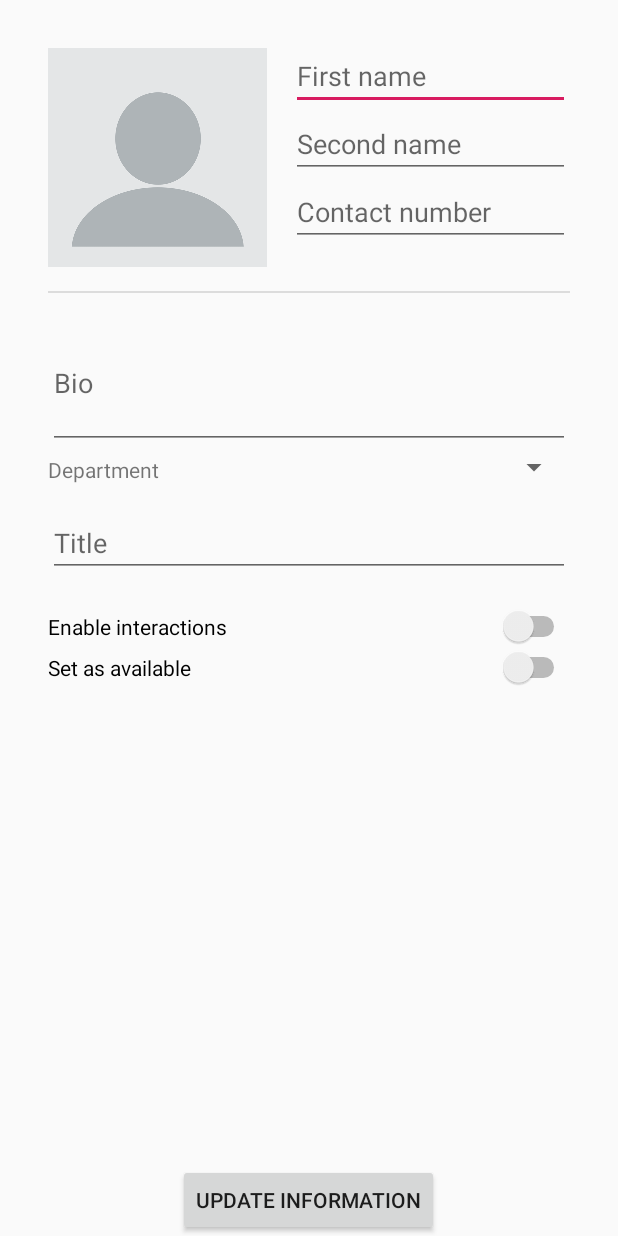
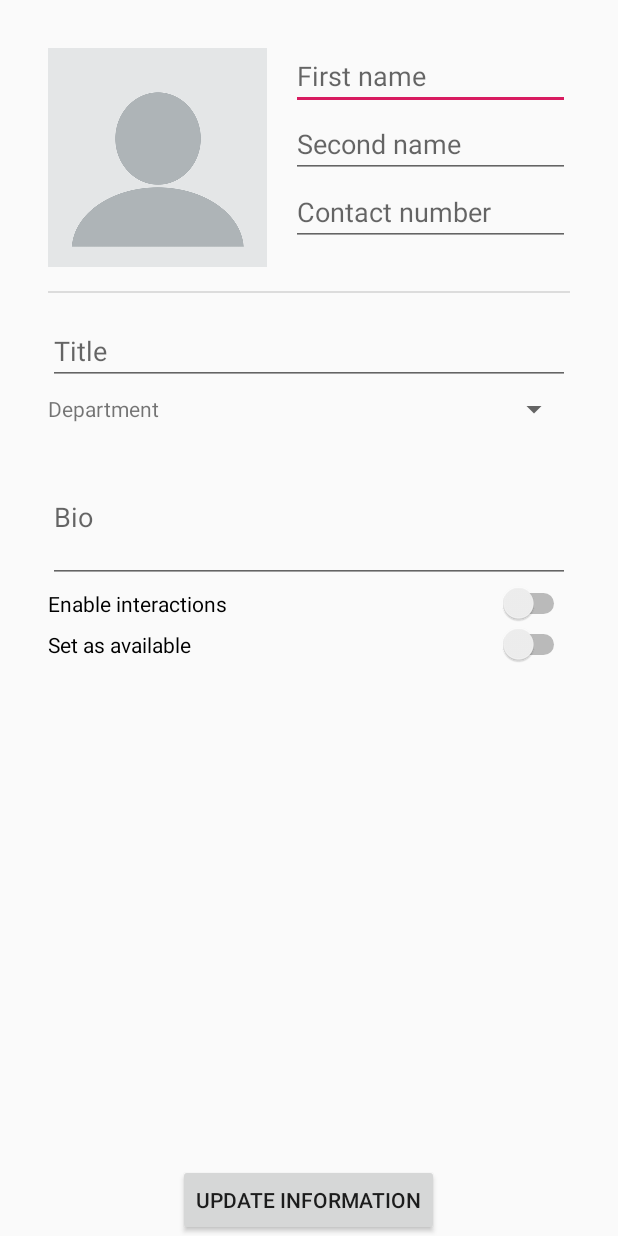
Before and after one commit to grufelous/ProInteractOfficer, an Android app: the layout officer_setup_layout.xml on its own in the app's theme, with its tools: preview values and no code run, on a phone screen of 412 x 824 dp. Run offline under Robolectric (Android 15) with nearby library versions, the phone set to English and light mode, and no system bars.

Commit message:
added code for setup2

```diff
--- a/app/build.gradle
+++ b/app/build.gradle
@@ -36,6 +36,7 @@ dependencies {
         mixed results*/
     implementation 'com.google.firebase:firebase-auth:16.1.0'
     implementation 'com.google.firebase:firebase-database:16.0.6'
+    implementation 'com.google.firebase:firebase-storage:16.0.5'
 
     // FirebaseUI for Firebase Realtime Database
     //implementation 'com.firebaseui:firebase-ui-database:4.3.1'
--- a/app/src/main/java/com/orion/prointeractofficer/OfficerSetupActivity.java
+++ b/app/src/main/java/com/orion/prointeractofficer/OfficerSetupActivity.java
@@ -27,11 +27,13 @@ import com.google.firebase.auth.FirebaseUser;
 import com.google.firebase.auth.UserProfileChangeRequest;
 import com.google.firebase.database.DatabaseReference;
 import com.google.firebase.database.FirebaseDatabase;
+import com.google.firebase.storage.FirebaseStorage;
 
 public class OfficerSetupActivity extends AppCompatActivity implements AdapterView.OnItemSelectedListener {
     private FirebaseAuth mAuth;
     private FirebaseUser user;
     private DatabaseReference rtDB;
+    private FirebaseStorage storage;
     EditText firstNameInput, secondNameInput, aboutTextInputField, titleTextInputField, phoneNumberInputField;
     TextView setupIntroText;
     Spinner departmentSpinner;
@@ -79,6 +81,7 @@ public class OfficerSetupActivity extends AppCompatActivity implements AdapterVi
         mAuth = FirebaseAuth.getInstance();
         user = mAuth.getCurrentUser();
         rtDB = FirebaseDatabase.getInstance().getReference();
+        storage = FirebaseStorage.getInstance();
 
         circularProfileImageView.setOnClickListener(new View.OnClickListener() {
             @Override
@@ -94,6 +97,8 @@ public class OfficerSetupActivity extends AppCompatActivity implements AdapterVi
             //@TODO: loads an empty image. Fix the missing resource issue. Also ensure circle cropping.
             Glide.with(this).load(user.getPhotoUrl()).apply(RequestOptions.centerCropTransform()).into(circularProfileImageView);
             //circularProfileImageView.setImageURI(user.getPhotoUrl());
+        } else {
+            Log.d("UPIC", "onCreate: missing pic");
         }
         ArrayAdapter<CharSequence> departmentAdapter = ArrayAdapter.createFromResource(this, R.array.aicte_department_array, android.R.layout.simple_spinner_item);
         departmentAdapter.setDropDownViewResource(android.R.layout.simple_spinner_dropdown_item);
--- a/app/src/main/res/layout/officer_setup_layout.xml
+++ b/app/src/main/res/layout/officer_setup_layout.xml
@@ -86,40 +86,41 @@
         android:layout_below="@id/profile_image"
         android:background="?android:attr/listDivider" />
     <EditText
+        android:id="@+id/titleTextInputField"
+        android:layout_width="match_parent"
+        android:hint="Title"
+        android:layout_height="wrap_content"
+        android:layout_marginTop="16dp"
+        android:layout_below="@id/profileDivider"
+        android:lines="1"
+        />
+
+    <TextView
+        android:layout_width="wrap_content"
+        android:layout_height="wrap_content"
+        android:text="Department"
+        android:layout_marginTop="6dp"
+        android:id="@+id/departmentLabel"
+        android:layout_below="@id/titleTextInputField"
+        />
+    <Spinner
+        android:id="@+id/departmentSpinner"
+        android:layout_width="match_parent"
+        android:layout_height="wrap_content"
+        android:layout_marginTop="4dp"
+        android:layout_below="@id/titleTextInputField"
+        android:layout_toEndOf="@id/departmentLabel"
+        />
+    <EditText
         android:id="@+id/aboutTextInputField"
         android:layout_width="match_parent"
         android:hint="Bio"
         android:layout_height="wrap_content"
         android:layout_marginTop="16dp"
-        android:layout_below="@id/profileDivider"
+        android:layout_below="@id/departmentSpinner"
         android:lines="3"
         android:maxLines="5"
         android:tooltipText="About you"
-        />
-    <TextView
-        android:layout_width="wrap_content"
-        android:layout_height="wrap_content"
-        android:text="Department"
-        android:layout_marginTop="4dp"
-        android:id="@+id/departmentLabel"
-        android:layout_below="@id/aboutTextInputField"
-        />
-
-    <Spinner
-        android:id="@+id/departmentSpinner"
-        android:layout_width="match_parent"
-        android:layout_height="wrap_content"
-        android:layout_below="@id/aboutTextInputField"
-        android:layout_toEndOf="@id/departmentLabel"
-        />
-    <EditText
-        android:id="@+id/titleTextInputField"
-        android:layout_width="match_parent"
-        android:hint="Title"
-        android:layout_height="wrap_content"
-        android:layout_marginTop="16dp"
-        android:layout_below="@id/departmentSpinner"
-        android:lines="1"
         />
     <!--<ListView
         android:id="@+id/skillsList"
@@ -130,18 +131,17 @@
         android:layout_above="@id/updateProfileBtn">
     </ListView>-->
     <TextView
-        android:layout_below="@id/titleTextInputField"
+        android:layout_below="@id/aboutTextInputField"
         android:layout_width="wrap_content"
         android:layout_height="wrap_content"
         android:id="@+id/skillListText"
         />
-
     <Switch
         android:id="@+id/interactionSwitch"
         android:layout_width="match_parent"
         android:layout_height="wrap_content"
         android:text="Enable interactions"
-        android:layout_below="@id/skillListText"/>
+        android:layout_below="@id/aboutTextInputField"/>
     <Switch
         android:id="@+id/availableSwitch"
         android:layout_width="match_parent"
```
Also changed, not shown: app/src/main/java/com/orion/prointeractofficer/MainActivity.java (+21 -7 lines).
